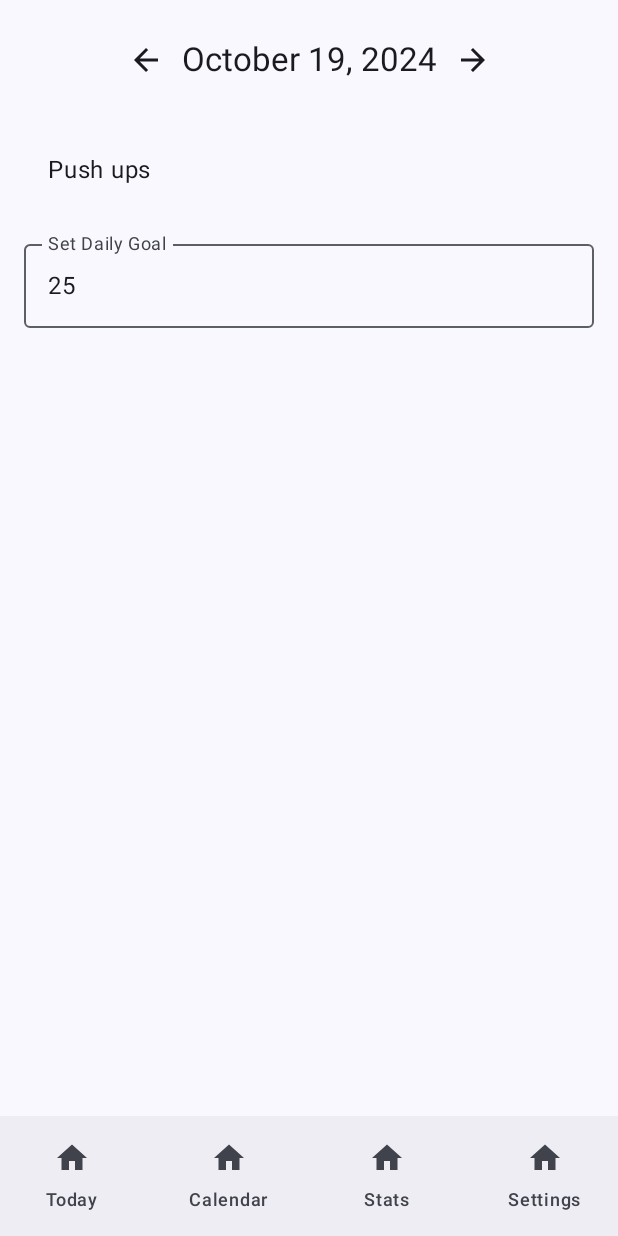
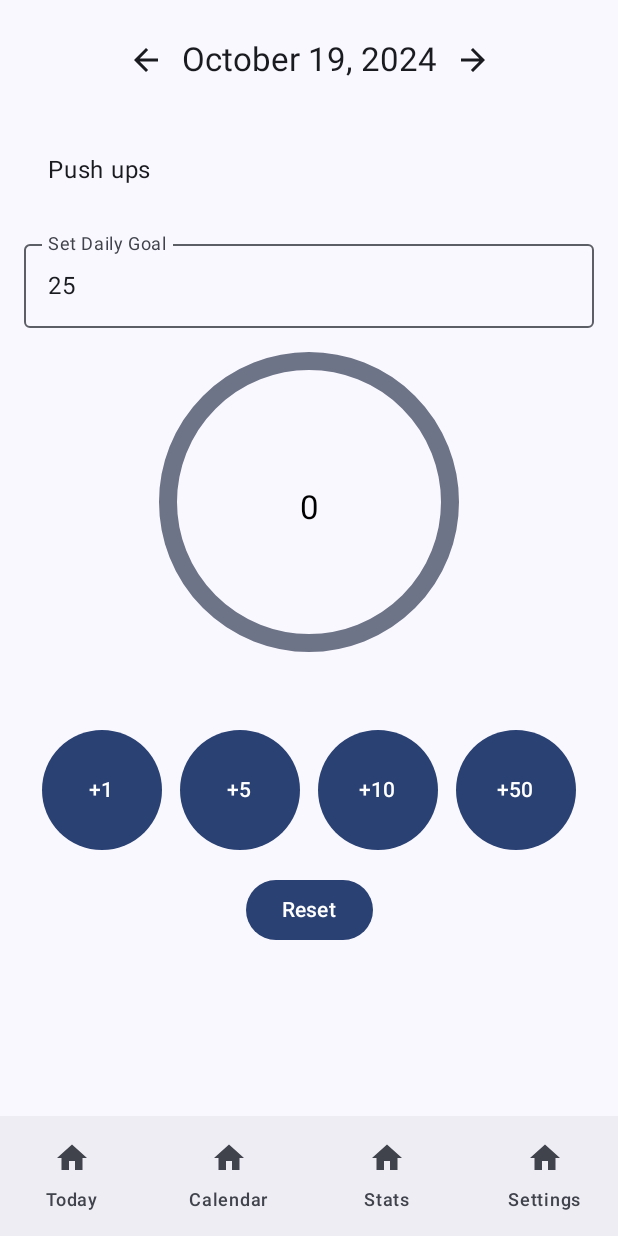
Before and after one commit to MPH-01/REPIT, an Android app built with Jetpack Compose: the screen it shows after launch (MainActivity), on a phone screen of 412 x 824 dp. Run offline under Robolectric (Android 15) with nearby library versions, the phone set to English and light mode, and no system bars.

Commit message:
Update: Record exercises for each day with a progress bar.

```diff
--- a/app/src/main/java/com/example/repit/ExercisePreferences.kt
+++ b/app/src/main/java/com/example/repit/ExercisePreferences.kt
@@ -3,6 +3,7 @@ package com.example.repit
 import android.annotation.SuppressLint
 import android.content.Context
 import android.os.Build
+import android.util.Log
 import androidx.datastore.core.DataStore
 import androidx.datastore.preferences.core.PreferenceDataStoreFactory
 import androidx.datastore.preferences.core.Preferences
@@ -25,24 +26,38 @@ open class ExercisePreferences(private val context: Context?) {
         SimpleDateFormat("yyyy-MM-dd", Locale.getDefault())
     }
 
-
     // Create the DataStore for preferences with proper context
     private val dataStore: DataStore<Preferences> = PreferenceDataStoreFactory.create(
         produceFile = { File(context?.filesDir, "datastore_preferences.preferences_pb") }
     )
 
-    // Generate a unique key for the exercise and date
+    // Generate a unique key for the exercise and date (for goals)
     @SuppressLint("NewApi")
     private fun getGoalKey(exercise: String, date: LocalDate): Preferences.Key<Int> {
         val keyName = if (Build.VERSION.SDK_INT >= Build.VERSION_CODES.O) {
-            // Use DateTimeFormatter for API 26+
+            // For API 26 and above
             "${exercise}_${date.format(dateFormatter as DateTimeFormatter)}_goal"
         } else {
-            // Convert LocalDate to java.util.Date for lower API levels
-            val localDateToDate = java.util.Date.from(date.atStartOfDay(ZoneId.systemDefault()).toInstant())
-            val formattedDate = (dateFormatter as SimpleDateFormat).format(localDateToDate)
+            // For API levels below 26
+            val formattedDate = (dateFormatter as SimpleDateFormat).format(java.util.Date.from(date.atStartOfDay(ZoneId.systemDefault()).toInstant()))
             "${exercise}_${formattedDate}_goal"
         }
+        return intPreferencesKey(keyName)
+    }
+
+    // Generate a unique key for the exercise and date (for reps)
+    @SuppressLint("NewApi")
+    private fun getRepsKey(exercise: String, date: LocalDate): Preferences.Key<Int> {
+        Log.d("DataStore", "Running getRepsKey with arguments $exercise, $date")
+        val keyName = if (Build.VERSION.SDK_INT >= Build.VERSION_CODES.O) {
+            // For API 26 and above
+            "${exercise}_${date.format(dateFormatter as DateTimeFormatter)}_reps"
+        } else {
+            // For API levels below 26
+            val formattedDate = (dateFormatter as SimpleDateFormat).format(java.util.Date.from(date.atStartOfDay(ZoneId.systemDefault()).toInstant()))
+            "${exercise}_${formattedDate}_reps"
+        }
+        Log.d("DataStore", "Key: ${intPreferencesKey(keyName)}")
         return intPreferencesKey(keyName)
     }
 
@@ -59,4 +74,20 @@ open class ExercisePreferences(private val context: Context?) {
             preferences[getGoalKey(exercise, date)] = goal
         }
     }
+
+    // Get the reps for a specific exercise on a specific date
+    open fun getRepsForDate(exercise: String, date: LocalDate): Flow<Int> {
+        Log.d("DataStore", "Running getRepsForDate with arguments $exercise, $date")
+        return dataStore.data.map { preferences ->
+            preferences[getRepsKey(exercise, date)] ?: 0  // Default reps is 0
+        }
+    }
+
+    // Set the reps for a specific exercise on a specific date
+    open suspend fun setRepsForDate(exercise: String, reps: Int, date: LocalDate) {
+        Log.d("DataStore", "Running setRepsForDate with arguments $exercise, $reps, $date")
+        dataStore.edit { preferences ->
+            preferences[getRepsKey(exercise, date)] = reps
+        }
+    }
 }
--- a/app/src/main/java/com/example/repit/TodayPage.kt
+++ b/app/src/main/java/com/example/repit/TodayPage.kt
@@ -1,6 +1,7 @@
 package com.example.repit
 
 import android.os.Build
+import android.util.Log
 import androidx.annotation.RequiresApi
 import androidx.compose.foundation.background
 import androidx.compose.foundation.clickable
@@ -17,13 +18,16 @@ import androidx.compose.ui.Alignment
 import androidx.compose.ui.Modifier
 import androidx.compose.ui.tooling.preview.Preview
 import androidx.compose.ui.unit.dp
+import androidx.compose.ui.text.style.TextAlign
 import java.time.LocalDate
 import java.time.format.DateTimeFormatter
 import androidx.compose.runtime.getValue
 import androidx.compose.runtime.mutableIntStateOf
 import androidx.compose.runtime.rememberCoroutineScope
 import androidx.compose.runtime.setValue
+import androidx.compose.ui.graphics.Color
 import kotlinx.coroutines.launch
+import androidx.compose.material3.CircularProgressIndicator
 
 @RequiresApi(Build.VERSION_CODES.O)
 @Composable
@@ -36,7 +40,8 @@ fun TodayPage(
     val exercises = listOf("Push ups", "Sit ups", "Squats", "Pull ups")
     var dailyGoal by remember { mutableIntStateOf(25) }
     var dailyGoalText by remember { mutableStateOf(dailyGoal.toString()) }
-    var selectedDate by remember { mutableStateOf(LocalDate.now()) }  // New date state
+    var currentReps by remember { mutableIntStateOf(0) }
+    var selectedDate by remember { mutableStateOf(LocalDate.now()) }
     val dateFormatter = DateTimeFormatter.ofPattern("MMMM dd, yyyy")
     val formattedDate = selectedDate.format(dateFormatter)
 
@@ -45,10 +50,26 @@ fun TodayPage(
 
     // Fetch the stored daily goal when the exercise or date changes
     LaunchedEffect(selectedExercise, selectedDate) {
-        exercisePreferences.getGoalForDate(selectedExercise, selectedDate).collect { goal ->
-            dailyGoal = goal
-            dailyGoalText = goal.toString()
+        Log.d("DataStore", "Executing LaunchedEffect with $selectedExercise and $selectedDate")
+
+        // Launch goal collection in a separate coroutine
+        launch {
+            exercisePreferences.getGoalForDate(selectedExercise, selectedDate).collect { goal ->
+                dailyGoal = goal
+                dailyGoalText = goal.toString()
+                Log.d("DataStore", "Stored goal for $selectedExercise on $selectedDate: $goal")
+            }
         }
+
+        // Launch reps collection in a separate coroutine
+        launch {
+            exercisePreferences.getRepsForDate(selectedExercise, selectedDate).collect { reps ->
+                currentReps = reps
+                Log.d("DataStore", "Stored reps for $selectedExercise on $selectedDate: $reps")
+            }
+        }
+
+        Log.d("DataStore", "Launched both goal and reps collection")
     }
 
     Column(
@@ -119,6 +140,83 @@ fun TodayPage(
             modifier = Modifier.fillMaxWidth(),
             isError = dailyGoalText.toIntOrNull() == null && dailyGoalText.isNotEmpty()  // Show error if input is invalid
         )
+
+        Spacer(modifier = Modifier.height(16.dp))
+
+        // Circular Progress Bar
+        CircularProgressIndicator(
+            progress = { currentReps / dailyGoal.toFloat() },
+            modifier = Modifier.size(200.dp),
+            strokeWidth = 12.dp,
+            color = if (currentReps >= dailyGoal) Color.Green else MaterialTheme.colorScheme.primary
+        )
+
+        // Display the current count in the center of the circular progress bar
+        Text(
+            text = "$currentReps",
+            style = MaterialTheme.typography.titleLarge,
+            color = Color.Black,
+            modifier = Modifier.offset(y = (-110).dp),
+            textAlign = TextAlign.Center
+        )
+
+        Spacer(modifier = Modifier.height(24.dp))
+
+        // Buttons for increments
+        Row(
+            horizontalArrangement = Arrangement.SpaceEvenly,
+            modifier = Modifier.fillMaxWidth()
+        ) {
+            IncrementButton("+1", 1, currentReps) { newCount ->
+                currentReps = newCount
+                scope.launch {
+                    exercisePreferences.setRepsForDate(selectedExercise, newCount, selectedDate)
+                }
+            }
+            IncrementButton("+5", 5, currentReps) { newCount ->
+                currentReps = newCount
+                scope.launch {
+                    Log.d("DataStore", "Running scope.launch")
+                    exercisePreferences.setRepsForDate(selectedExercise, newCount, selectedDate)
+                }
+            }
+            IncrementButton("+10", 10, currentReps) { newCount ->
+                currentReps = newCount
+                scope.launch {
+                    exercisePreferences.setRepsForDate(selectedExercise, newCount, selectedDate)
+                }
+            }
+            IncrementButton("+50", 50, currentReps) { newCount ->
+                currentReps = newCount
+                scope.launch {
+                    exercisePreferences.setRepsForDate(selectedExercise, newCount, selectedDate)
+                }
+            }
+        }
+
+        Spacer(modifier = Modifier.height(16.dp))
+
+        // Reset button
+        Button(onClick = {
+            currentReps = 0
+            scope.launch {
+                exercisePreferences.setRepsForDate(selectedExercise, 0, selectedDate)
+            }
+        }) {
+            Text("Reset")
+        }
+    }
+}
+
+// Increment Button composable
+@Composable
+fun IncrementButton(label: String, increment: Int, currentReps: Int, onIncrement: (Int) -> Unit) {
+    Log.d("DataStore", "IncrementButton running with arguments $label, $increment, $currentReps, $onIncrement")
+    Button(
+        onClick = { onIncrement(currentReps + increment) },
+        modifier = Modifier.size(80.dp)
+    ) {
+        Text(label)
     }
 }
 
```
